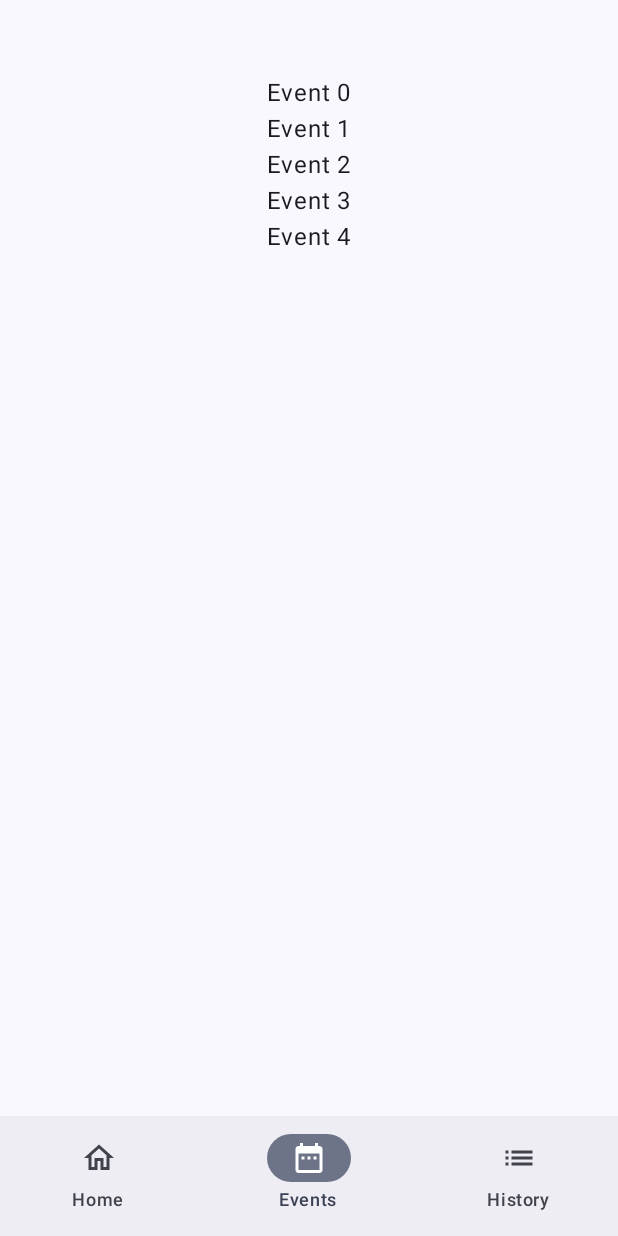
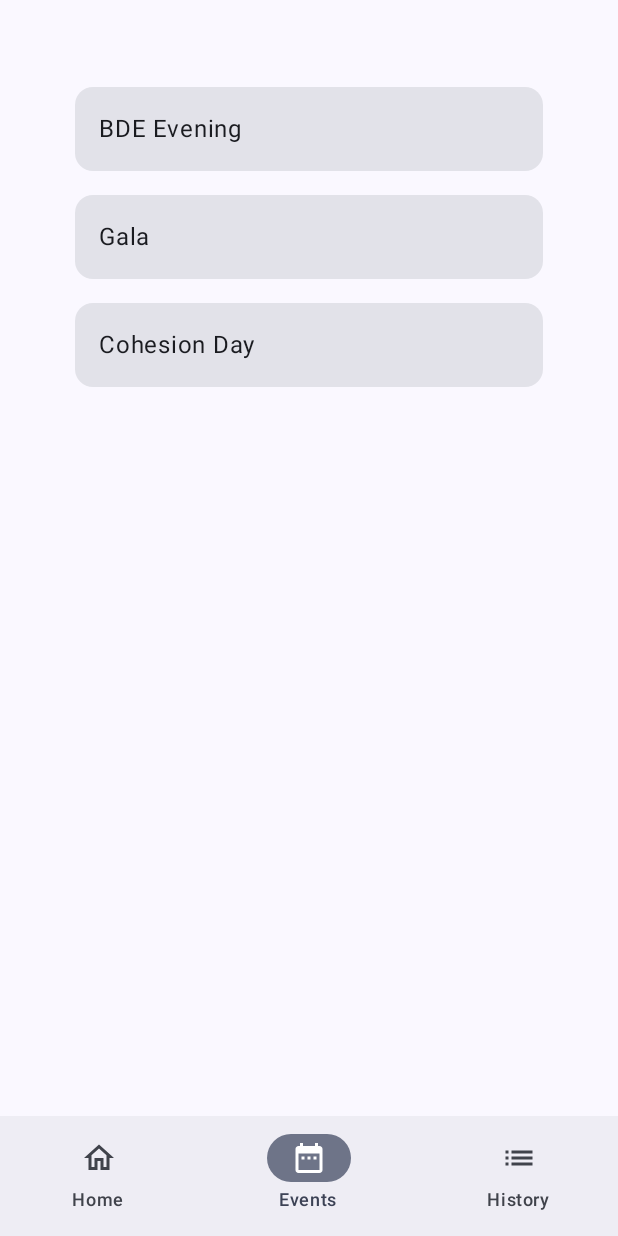
Before and after one commit to OliviaVit/ISENSmartCompanion, an Android app built with Jetpack Compose: the screen it shows after launch (MainActivity), item 2 of the bottom bar chosen, on a phone screen of 412 x 824 dp. Run offline under Robolectric (Android 15) with nearby library versions, the phone set to English and light mode, and no system bars.

Commit message:
EventsScreen update

```diff
--- a/app/src/main/java/fr/isen/vittenet/isensmartcompanion/screens/EventsScreen.kt
+++ b/app/src/main/java/fr/isen/vittenet/isensmartcompanion/screens/EventsScreen.kt
@@ -1,26 +1,65 @@
 package fr.isen.vittenet.isensmartcompanion.screens
 
+import android.os.Parcelable
+import android.widget.Toast
+import androidx.compose.foundation.clickable
 import androidx.compose.foundation.layout.Arrangement
+import androidx.compose.foundation.layout.PaddingValues
 import androidx.compose.foundation.layout.fillMaxWidth
 import androidx.compose.foundation.layout.padding
+import androidx.compose.foundation.layout.size
 import androidx.compose.foundation.lazy.LazyColumn
+import androidx.compose.foundation.lazy.items
+import androidx.compose.material3.Card
 import androidx.compose.material3.Text
 import androidx.compose.runtime.Composable
 import androidx.compose.ui.Alignment
 import androidx.compose.ui.Modifier
+import androidx.compose.ui.platform.LocalContext
 import androidx.compose.ui.unit.dp
+
+
+data class Event(
+    val id: Int,
+    val title: String,
+    val description: String,
+    val date: String,
+    val location: String,
+    val category: String
+)
+
+val fakeEvents = listOf(
+    Event(1, "BDE Evening", "Soirée BDE animée par des DJs", "15/09/2023", "Campus", "BDE"),
+    Event(2, "Gala", "Gala de fin d'année pour les étudiants", "20/10/2023", "Salle des fêtes", "Gala"),
+    Event(3, "Cohesion Day", "Journée de cohésion et d'activités ludiques", "05/11/2023", "Parc", "Cohesion")
+)
 
 @Composable
 fun EventsScreen() {
-    LazyColumn (
-        modifier = Modifier.fillMaxWidth()
-            .padding(top = 50.dp),
-        verticalArrangement = Arrangement.SpaceBetween,
-        horizontalAlignment = Alignment.CenterHorizontally
-    ){
-        // Add 5 items
-        items(5) { index ->
-            Text(text = "Event $index")
+    val context = LocalContext.current
+    LazyColumn(
+        horizontalAlignment = Alignment.CenterHorizontally,
+        modifier = Modifier
+            .fillMaxWidth()
+            .padding(top = 50.dp)
+            .padding(horizontal = 50.dp)
+    ) {
+        items(fakeEvents) { event ->
+            Card(
+                modifier = Modifier
+                    .fillMaxWidth()
+                    .padding(vertical = 8.dp)
+                    .clickable {
+                        Toast.makeText(context,"Card clicked ", Toast.LENGTH_LONG).show()
+                    }
+            ) {
+                Text(
+                    text = event.title,
+                    modifier = Modifier.padding(16.dp)
+                )
+            }
         }
     }
+
+
 }
```
